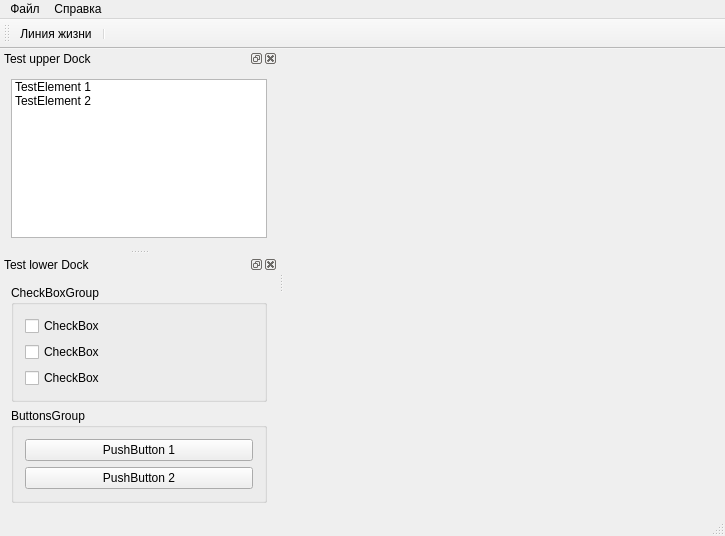
The window that sumleditor/sumleditor/sumleditor.ui (ARyaskov/SmilingMoose) describes before a commit, drawn with Qt 5.
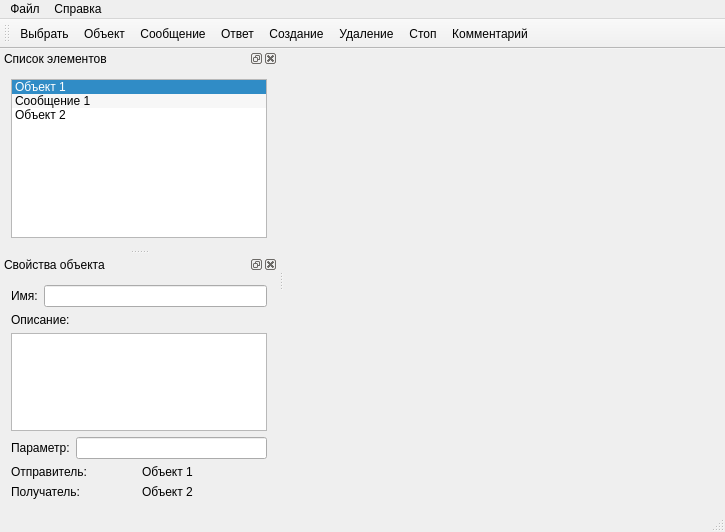
The same window after the commit.

Commit message: Файл главного окна был изменен. Теперь в нем более осмысленные виджеты, в них есть тестовые элементы, для образца, появился тулбар. Более подробное описание см. в документе "постановка задачи".

What changed in the file:
```diff
--- a/sumleditor/sumleditor/sumleditor.ui
+++ b/sumleditor/sumleditor/sumleditor.ui
@@ -7,7 +7,7 @@
     <x>0</x>
     <y>0</y>
     <width>725</width>
-    <height>500</height>
+    <height>532</height>
    </rect>
   </property>
   <property name="windowTitle">
@@ -47,7 +47,7 @@
   <widget class="QToolBar" name="mainToolBar">
    <property name="minimumSize">
     <size>
-     <width>10</width>
+     <width>30</width>
      <height>30</height>
     </size>
    </property>
@@ -60,8 +60,14 @@
    <attribute name="toolBarBreak">
     <bool>false</bool>
    </attribute>
-   <addaction name="actLifeLine"/>
-   <addaction name="separator"/>
+   <addaction name="actSelect"/>
+   <addaction name="actLifeline"/>
+   <addaction name="actMessage"/>
+   <addaction name="actReturn"/>
+   <addaction name="actCreate"/>
+   <addaction name="actDestroy"/>
+   <addaction name="actStop"/>
+   <addaction name="actComment"/>
   </widget>
   <widget class="QStatusBar" name="statusBar"/>
   <widget class="QDockWidget" name="testUpperDock">
@@ -75,7 +81,7 @@
     <string>Test upper dock status</string>
    </property>
    <property name="windowTitle">
-    <string>Test upper Dock</string>
+    <string>Список элементов</string>
    </property>
    <attribute name="dockWidgetArea">
     <number>1</number>
@@ -83,15 +89,35 @@
    <widget class="QWidget" name="dockWidgetContents">
     <layout class="QGridLayout" name="gridLayout_5">
      <item row="0" column="0">
-      <widget class="QListWidget" name="testListWidget">
+      <widget class="QListWidget" name="objectsList">
+       <property name="midLineWidth">
+        <number>5</number>
+       </property>
+       <property name="editTriggers">
+        <set>QAbstractItemView::NoEditTriggers</set>
+       </property>
+       <property name="alternatingRowColors">
+        <bool>true</bool>
+       </property>
+       <property name="selectionRectVisible">
+        <bool>true</bool>
+       </property>
+       <property name="currentRow">
+        <number>0</number>
+       </property>
        <item>
         <property name="text">
-         <string>TestElement 1</string>
+         <string>Объект 1</string>
         </property>
        </item>
        <item>
         <property name="text">
-         <string>TestElement 2</string>
+         <string>Сообщение 1</string>
+        </property>
+       </item>
+       <item>
+        <property name="text">
+         <string>Объект 2</string>
         </property>
        </item>
       </widget>
@@ -104,65 +130,90 @@
     <string>Test lower dock</string>
    </property>
    <property name="windowTitle">
-    <string>Test lower Dock</string>
+    <string>Свойства объекта</string>
    </property>
    <attribute name="dockWidgetArea">
     <number>1</number>
    </attribute>
    <widget class="QWidget" name="dockWidgetContents_2">
-    <layout class="QGridLayout" name="gridLayout_4">
+    <layout class="QGridLayout" name="gridLayout_2">
      <item row="0" column="0">
-      <widget class="QGroupBox" name="testGroup1">
-       <property name="title">
-        <string>CheckBoxGroup</string>
-       </property>
-       <layout class="QGridLayout" name="gridLayout_3">
-        <item row="0" column="0">
-         <widget class="QCheckBox" name="checkBox">
-          <property name="text">
-           <string>CheckBox</string>
-          </property>
-         </widget>
-        </item>
-        <item row="1" column="0">
-         <widget class="QCheckBox" name="checkBox_2">
-          <property name="text">
-           <string>CheckBox</string>
-          </property>
-         </widget>
-        </item>
-        <item row="2" column="0">
-         <widget class="QCheckBox" name="checkBox_3">
-          <property name="text">
-           <string>CheckBox</string>
-          </property>
-         </widget>
-        </item>
-       </layout>
-      </widget>
+      <layout class="QHBoxLayout" name="horizontalLayout_4">
+       <item>
+        <widget class="QLabel" name="nameLabel">
+         <property name="text">
+          <string>Имя:</string>
+         </property>
+        </widget>
+       </item>
+       <item>
+        <widget class="QLineEdit" name="nameEdit"/>
+       </item>
+      </layout>
      </item>
      <item row="1" column="0">
-      <widget class="QGroupBox" name="testGroup2">
-       <property name="title">
-        <string>ButtonsGroup</string>
-       </property>
-       <layout class="QGridLayout" name="gridLayout_2">
-        <item row="0" column="0">
-         <widget class="QPushButton" name="pushButton">
-          <property name="text">
-           <string>PushButton 1</string>
-          </property>
-         </widget>
-        </item>
-        <item row="1" column="0">
-         <widget class="QPushButton" name="pushButton_2">
-          <property name="text">
-           <string>PushButton 2</string>
-          </property>
-         </widget>
-        </item>
-       </layout>
-      </widget>
+      <layout class="QVBoxLayout" name="verticalLayout">
+       <item>
+        <widget class="QLabel" name="descrLabel">
+         <property name="text">
+          <string>Описание:</string>
+         </property>
+        </widget>
+       </item>
+       <item>
+        <widget class="QTextEdit" name="descrEdit"/>
+       </item>
+      </layout>
+     </item>
+     <item row="2" column="0">
+      <layout class="QHBoxLayout" name="horizontalLayout_3">
+       <item>
+        <widget class="QLabel" name="paramLabel">
+         <property name="text">
+          <string>Параметр:</string>
+         </property>
+        </widget>
+       </item>
+       <item>
+        <widget class="QLineEdit" name="paramEdit"/>
+       </item>
+      </layout>
+     </item>
+     <item row="3" column="0">
+      <layout class="QHBoxLayout" name="horizontalLayout_2">
+       <item>
+        <widget class="QLabel" name="sourceLabel">
+         <property name="text">
+          <string>Отправитель:</string>
+         </property>
+        </widget>
+       </item>
+       <item>
+        <widget class="QLabel" name="sourceEdit">
+         <property name="text">
+          <string>Объект 1</string>
+         </property>
+        </widget>
+       </item>
+      </layout>
+     </item>
+     <item row="4" column="0">
+      <layout class="QHBoxLayout" name="horizontalLayout">
+       <item>
+        <widget class="QLabel" name="targetLabel">
+         <property name="text">
+          <string>Получатель:</string>
+         </property>
+        </widget>
+       </item>
+       <item>
+        <widget class="QLabel" name="targetEdit">
+         <property name="text">
+          <string>Объект 2</string>
+         </property>
+        </widget>
+       </item>
+      </layout>
      </item>
     </layout>
    </widget>
@@ -187,6 +238,46 @@
     <string>Линия жизни</string>
    </property>
   </action>
+  <action name="actSelect">
+   <property name="text">
+    <string>Выбрать</string>
+   </property>
+  </action>
+  <action name="actLifeline">
+   <property name="text">
+    <string>Объект</string>
+   </property>
+  </action>
+  <action name="actMessage">
+   <property name="text">
+    <string>Сообщение</string>
+   </property>
+  </action>
+  <action name="actReturn">
+   <property name="text">
+    <string>Ответ</string>
+   </property>
+  </action>
+  <action name="actCreate">
+   <property name="text">
+    <string>Создание</string>
+   </property>
+  </action>
+  <action name="actDestroy">
+   <property name="text">
+    <string>Удаление</string>
+   </property>
+  </action>
+  <action name="actStop">
+   <property name="text">
+    <string>Стоп</string>
+   </property>
+  </action>
+  <action name="actComment">
+   <property name="text">
+    <string>Комментарий</string>
+   </property>
+  </action>
  </widget>
  <layoutdefault spacing="6" margin="11"/>
  <resources>
```
Left out of the diff: 8 changed lines with no effect on the pictures. The commit also changes 1 other file.
